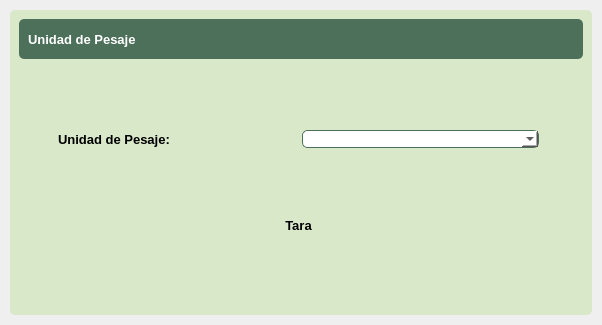
Above: ui_files/weighing_units.ui from AdrianDali/DaliPeso before the change. Below: the same form after it.
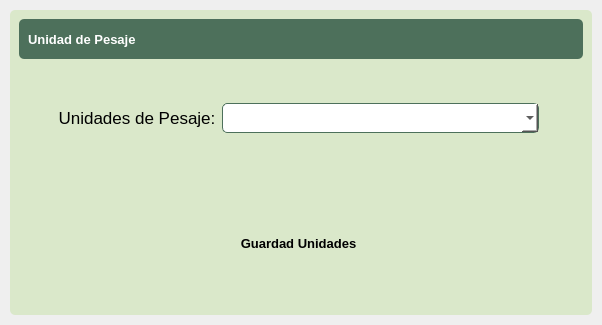
That is the form after the change. Icons and pictures are not drawn.

Commit message: -Feat interfaz y controlador para las unidades de peso

Diff of the .ui file:
```diff
--- a/ui_files/weighing_units.ui
+++ b/ui_files/weighing_units.ui
@@ -256,50 +256,42 @@
                 <property name="sizeConstraint">
                  <enum>QLayout::SetNoConstraint</enum>
                 </property>
-                <item row="0" column="3">
-                 <spacer name="horizontalSpacer">
-                  <property name="orientation">
-                   <enum>Qt::Horizontal</enum>
+                <item row="0" column="1">
+                 <widget class="QLabel" name="peso_label">
+                  <property name="font">
+                   <font>
+                    <pointsize>13</pointsize>
+                    <weight>50</weight>
+                    <bold>false</bold>
+                   </font>
                   </property>
-                  <property name="sizeType">
-                   <enum>QSizePolicy::Preferred</enum>
+                  <property name="styleSheet">
+                   <string notr="true">QLabel{
+	color: black;
+}</string>
                   </property>
-                  <property name="sizeHint" stdset="0">
+                  <property name="text">
+                   <string>Unidades de Pesaje:</string>
+                  </property>
+                  <property name="alignment">
+                   <set>Qt::AlignCenter</set>
+                  </property>
+                 </widget>
+                </item>
+                <item row="0" column="2" colspan="2">
+                 <widget class="QComboBox" name="unidades_comboBox">
+                  <property name="maximumSize">
                    <size>
-                    <width>30</width>
-                    <height>20</height>
+                    <width>16777215</width>
+                    <height>30</height>
                    </size>
                   </property>
-                 </spacer>
-                </item>
-                <item row="0" column="2">
-                 <widget class="QComboBox" name="comboBox">
                   <property name="styleSheet">
                    <string notr="true">background-color: white;
 border: 1px solid #4d705b;</string>
                   </property>
                  </widget>
                 </item>
-                <item row="0" column="1">
-                 <widget class="QLabel" name="title_label_5">
-                  <property name="font">
-                   <font>
-                    <pointsize>10</pointsize>
-                    <weight>75</weight>
-                    <bold>true</bold>
-                   </font>
-                  </property>
-                  <property name="layoutDirection">
-                   <enum>Qt::LeftToRight</enum>
-                  </property>
-                  <property name="styleSheet">
-                   <string notr="true">color: black;</string>
-                  </property>
-                  <property name="text">
-                   <string>Unidad de Pesaje:</string>
-                  </property>
-                 </widget>
-                </item>
                 <item row="0" column="0">
                  <spacer name="horizontalSpacer_2">
                   <property name="orientation">
@@ -316,14 +308,36 @@
                   </property>
                  </spacer>
                 </item>
-                <item row="1" column="1" colspan="2">
-                 <widget class="QPushButton" name="new_recipe_button_5">
+                <item row="0" column="4">
+                 <spacer name="horizontalSpacer">
+                  <property name="orientation">
+                   <enum>Qt::Horizontal</enum>
+                  </property>
+                  <property name="sizeType">
+                   <enum>QSizePolicy::Preferred</enum>
+                  </property>
+                  <property name="sizeHint" stdset="0">
+                   <size>
+                    <width>30</width>
+                    <height>20</height>
+                   </size>
+                  </property>
+                 </spacer>
+                </item>
+                <item row="2" column="1" colspan="3">
+                 <widget class="QPushButton" name="unidades_button">
                   <property name="minimumSize">
                    <size>
                     <width>150</width>
                     <height>30</height>
                    </size>
                   </property>
+                  <property name="maximumSize">
+                   <size>
+                    <width>16777215</width>
+                    <height>40</height>
+                   </size>
+                  </property>
                   <property name="font">
                    <font>
                     <pointsize>10</pointsize>
@@ -339,7 +353,7 @@
 QPushButton::hover {background-color : #ffc13b};</string>
                   </property>
                   <property name="text">
-                   <string>Tara</string>
+                   <string>Guardad Unidades</string>
                   </property>
                   <property name="iconSize">
                    <size>
@@ -349,6 +363,32 @@
                   </property>
                  </widget>
                 </item>
+                <item row="1" column="1" colspan="3">
+                 <widget class="QLabel" name="result_label">
+                  <property name="enabled">
+                   <bool>false</bool>
+                  </property>
+                  <property name="maximumSize">
+                   <size>
+                    <width>341</width>
+                    <height>20</height>
+                   </size>
+                  </property>
+                  <property name="styleSheet">
+                   <string notr="true">QLabel {
+    color: red;
+    font-weight: bold;
+}
+</string>
+                  </property>
+                  <property name="text">
+                   <string/>
+                  </property>
+                  <property name="alignment">
+                   <set>Qt::AlignCenter</set>
+                  </property>
+                 </widget>
+                </item>
                </layout>
               </widget>
              </widget>
```
The commit also changes 1 other file.
